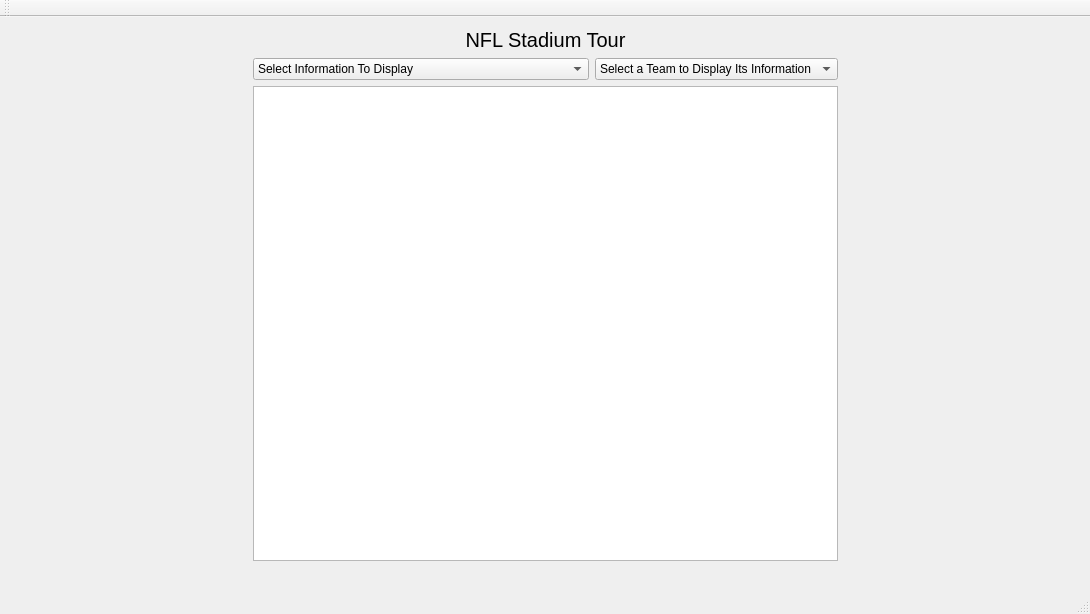
Before: the Qt Designer form mainwindow.ui in pkhodadoustan/NFLFootballTouring, drawn with Qt 5.
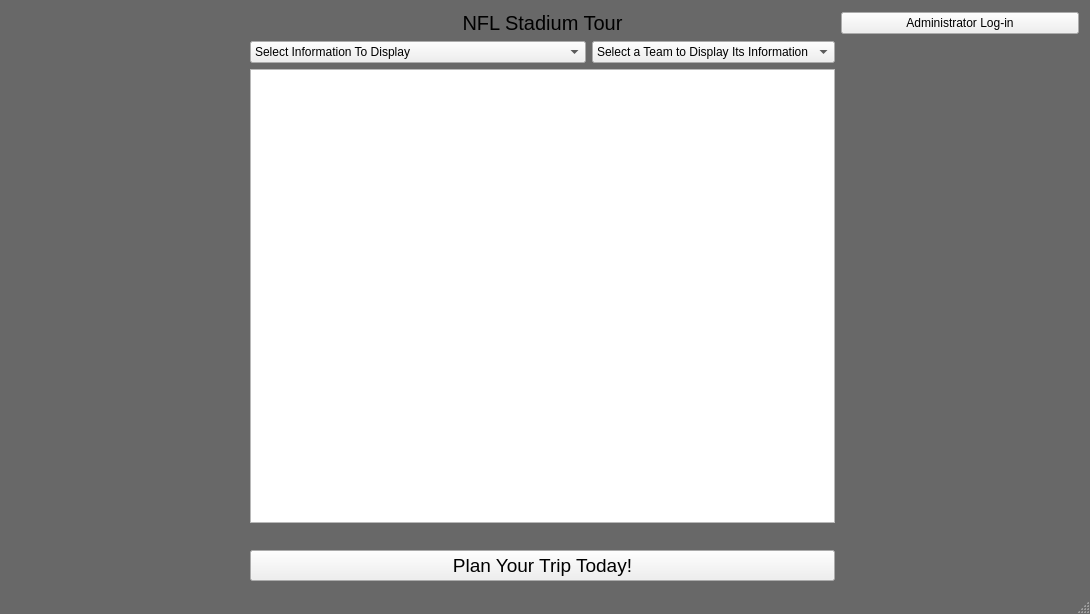
After: the same form once the commit is applied. Icons and pictures are not drawn.

Commit message: Added a few buttons just for layout

The edit to the form file:
```diff
--- a/mainwindow.ui
+++ b/mainwindow.ui
@@ -15,8 +15,7 @@
   </property>
   <property name="styleSheet">
    <string notr="true">QMainWindow{
-	background-image: url(&quot;:/images/Images/stadium.jpg&quot;);
-	background-position: center;
+	background-color: rgb(104, 104, 104);
 }</string>
   </property>
   <widget class="QWidget" name="centralWidget">
@@ -49,6 +48,18 @@
     </item>
     <item row="1" column="1">
      <layout class="QGridLayout" name="gridLayout">
+      <item row="2" column="1">
+       <widget class="QLabel" name="label_3">
+        <property name="font">
+         <font>
+          <pointsize>10</pointsize>
+         </font>
+        </property>
+        <property name="text">
+         <string/>
+        </property>
+       </widget>
+      </item>
       <item row="0" column="1">
        <widget class="QComboBox" name="comboBox">
         <item>
@@ -102,6 +113,11 @@
       </item>
       <item row="2" column="0">
        <widget class="QLabel" name="label">
+        <property name="font">
+         <font>
+          <pointsize>10</pointsize>
+         </font>
+        </property>
         <property name="text">
          <string/>
         </property>
@@ -137,26 +153,66 @@
       </property>
      </widget>
     </item>
+    <item row="1" column="0">
+     <spacer name="horizontalSpacer">
+      <property name="orientation">
+       <enum>Qt::Horizontal</enum>
+      </property>
+      <property name="sizeHint" stdset="0">
+       <size>
+        <width>40</width>
+        <height>20</height>
+       </size>
+      </property>
+     </spacer>
+    </item>
+    <item row="0" column="2">
+     <widget class="QPushButton" name="pushButton">
+      <property name="text">
+       <string>Administrator Log-in</string>
+      </property>
+     </widget>
+    </item>
+    <item row="2" column="1" alignment="Qt::AlignVCenter">
+     <widget class="QPushButton" name="pushButton_2">
+      <property name="font">
+       <font>
+        <pointsize>14</pointsize>
+       </font>
+      </property>
+      <property name="text">
+       <string>Plan Your Trip Today!</string>
+      </property>
+     </widget>
+    </item>
+    <item row="2" column="0">
+     <spacer name="horizontalSpacer_3">
+      <property name="orientation">
+       <enum>Qt::Horizontal</enum>
+      </property>
+      <property name="sizeHint" stdset="0">
+       <size>
+        <width>40</width>
+        <height>20</height>
+       </size>
+      </property>
+     </spacer>
+    </item>
+    <item row="2" column="2">
+     <spacer name="horizontalSpacer_4">
+      <property name="orientation">
+       <enum>Qt::Horizontal</enum>
+      </property>
+      <property name="sizeHint" stdset="0">
+       <size>
+        <width>40</width>
+        <height>20</height>
+       </size>
+      </property>
+     </spacer>
+    </item>
    </layout>
   </widget>
-  <widget class="QMenuBar" name="menuBar">
-   <property name="geometry">
-    <rect>
-     <x>0</x>
-     <y>0</y>
-     <width>1090</width>
-     <height>25</height>
-    </rect>
-   </property>
-  </widget>
-  <widget class="QToolBar" name="mainToolBar">
-   <attribute name="toolBarArea">
-    <enum>TopToolBarArea</enum>
-   </attribute>
-   <attribute name="toolBarBreak">
-    <bool>false</bool>
-   </attribute>
-  </widget>
   <widget class="QStatusBar" name="statusBar"/>
  </widget>
  <layoutdefault spacing="6" margin="11"/>
```
Left out of the diff: 25 changed lines with no effect on the pictures.
